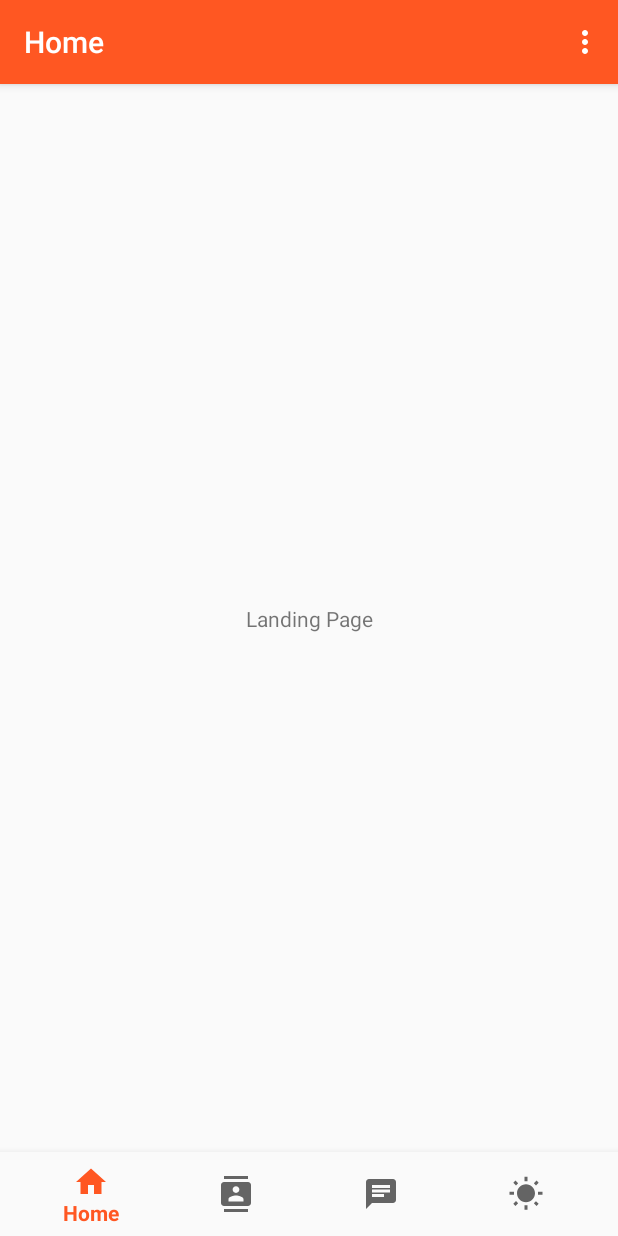
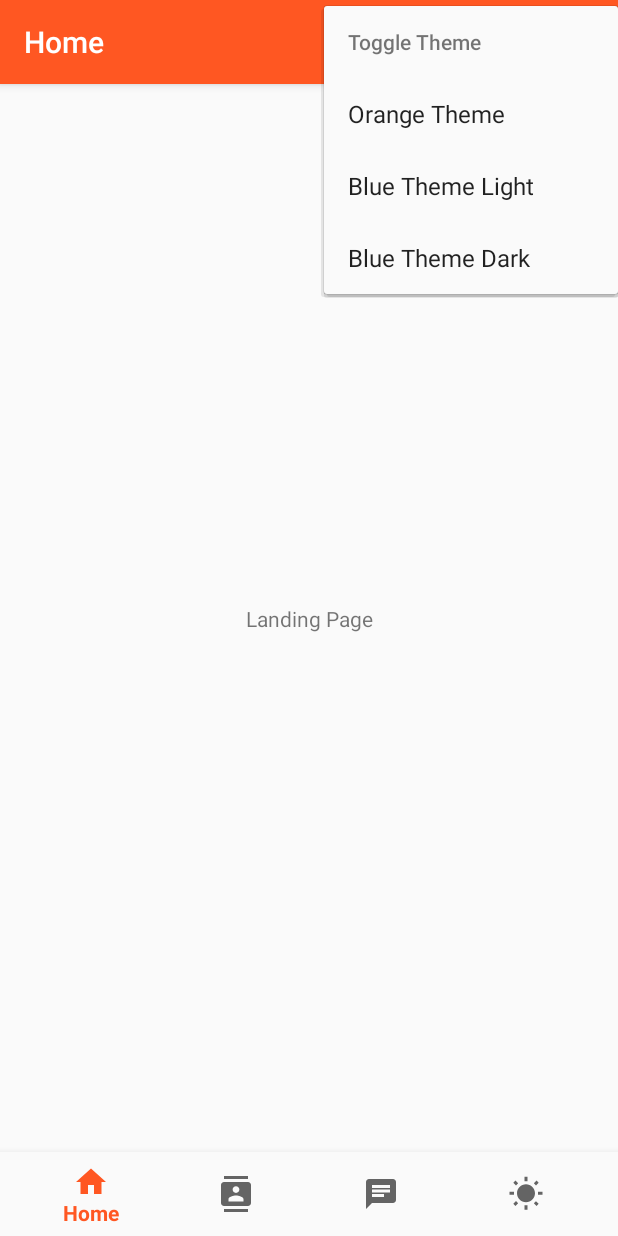
Before and after one commit to ajp54/Team-2-TCSS-450, an Android app: the MainActivity screen opened directly, with no data from a screen before it, in the options menu, after a tap on "Toggle Theme", on a phone screen of 412 x 824 dp. Run offline under Robolectric (Android 15) with nearby library versions, the phone set to English and light mode, and no system bars; our stand-ins replace navigation-ui.

Commit message:
Added theme change functionality Added Strings

```diff
--- a/app/src/main/AndroidManifest.xml
+++ b/app/src/main/AndroidManifest.xml
@@ -11,7 +11,7 @@
         android:label="@string/app_name"
         android:roundIcon="@mipmap/ic_launcher_round"
         android:supportsRtl="true"
-        android:theme="@style/AppTheme">
+        android:theme="@style/Base.Theme.App">
         <activity
             android:name=".MainActivity"></activity>
 
--- a/app/src/main/java/edu/uw/tcss450/chatapp/MainActivity.java
+++ b/app/src/main/java/edu/uw/tcss450/chatapp/MainActivity.java
@@ -7,6 +7,7 @@ import androidx.navigation.ui.AppBarConfiguration;
 import androidx.navigation.ui.NavigationUI;
 
 import android.content.Intent;
+import android.content.res.Resources;
 import android.os.Bundle;
 import android.view.Menu;
 import android.view.MenuItem;
@@ -15,6 +16,7 @@ import android.widget.EditText;
 import com.google.android.material.bottomnavigation.BottomNavigationView;
 
 import edu.uw.tcss450.chatapp.ui.home.signin.LoginFragmentDirections;
+import edu.uw.tcss450.chatapp.utils.ThemeChanger;
 
 /**
  * A simple {@link android.app.Activity} subclass.
@@ -26,8 +28,8 @@ public class MainActivity extends AppCompatActivity {
     @Override
     protected void onCreate(Bundle savedInstanceState) {
         super.onCreate(savedInstanceState);
+        ThemeChanger.onActivityCreateSetTheme(this);
         setContentView(R.layout.activity_main);
-        //
 
         BottomNavigationView navView = findViewById(R.id.nav_view); // Passing each menu ID as a set of Ids because each
         // menu should be considered as top level destinations.
@@ -35,6 +37,8 @@ public class MainActivity extends AppCompatActivity {
         NavController navController = Navigation.findNavController(this, R.id.nav_host_fragment);
         NavigationUI.setupActionBarWithNavController(this, navController, mAppBarConfiguration);
         NavigationUI.setupWithNavController(navView, navController);
+
+
     }
 
     @Override
@@ -43,17 +47,36 @@ public class MainActivity extends AppCompatActivity {
         return true;
     }
 
+
     @Override
     public boolean onOptionsItemSelected(MenuItem item) {
-        int id = item.getItemId();
-        if (id == R.id.action_toggleTheme) {
-            //TODO toggle colors Log.d("Toggle Theme", "Clicked"); return true;
-        } else if (id == R.id.action_changePassword) {
-            //TODO open a change password fragment Log.d("Change Password", "Clicked"); return true;
-        } else if(id == R.id.action_signOut) {
-            Intent intent = new Intent(this, AuthActivity.class);
-            startActivity(intent);
+        switch (item.getItemId()) {
+            case R.id.action_toggleTheme:
+                return true;
+
+            case R.id.action_changePassword:
+                //TODO open a change password fragment Log.d("Change Password", "Clicked"); return true;
+                return true;
+
+            case R.id.action_signOut:
+                Intent intent = new Intent(this, AuthActivity.class);
+                startActivity(intent);
+                return true;
+
+            case R.id.themeOrange:
+                ThemeChanger.changeTheme(this, ThemeChanger.THEME_ORANGE);
+                return true;
+
+            case R.id.themeBlueLight:
+                ThemeChanger.changeTheme(this, ThemeChanger.THEME_BLUE_LIGHT);
+                return true;
+
+            case R.id.themeBlueDark:
+                ThemeChanger.changeTheme(this, ThemeChanger.THEME_BLUE_DARK);
+                return true;
+
+            default:
+                return super.onOptionsItemSelected(item);
         }
-        return super.onOptionsItemSelected(item);
     }
 }
--- /dev/null
+++ b/app/src/main/java/edu/uw/tcss450/chatapp/utils/ThemeChanger.java
@@ -0,0 +1,54 @@
+package edu.uw.tcss450.chatapp.utils;
+
+import android.app.Activity;
+import android.content.Intent;
+import android.util.Log;
+
+import edu.uw.tcss450.chatapp.R;
+
+/**
+ * @author Bayley Cope
+ *
+ * A simple class that changes the theme of the app during runtime.
+ */
+public class ThemeChanger {
+
+    private static int mTheme;
+    public final static int THEME_ORANGE = 0;
+    public final static int THEME_BLUE_LIGHT = 1;
+    public final static int THEME_BLUE_DARK = 2;
+
+    /**
+     * Sets the theme to the one passed by the options menu
+     * then restarts the activity to change theme
+     *
+     * @param activity the activity
+     * @param theme the theme
+     */
+    public static void changeTheme(Activity activity, int theme) {
+        mTheme = theme;
+        activity.finish();
+        activity.startActivity(new Intent(activity, activity.getClass()));
+    }
+
+    /**
+     * Sets the theme according to the one assigned to mTheme
+     *
+     * @param activity the activity
+     */
+    public static void onActivityCreateSetTheme(Activity activity) {
+        switch(mTheme) {
+            case THEME_ORANGE:
+                activity.setTheme(R.style.Base_Theme_App);
+                break;
+            case THEME_BLUE_LIGHT:
+                activity.setTheme(R.style.Theme_App_BlueLight);
+                break;
+            case THEME_BLUE_DARK:
+                activity.setTheme(R.style.Theme_App_BlueDark);
+                Log.i("Dark Theme", "Clicked");
+                break;
+            default:
+        }
+    }
+}
--- a/app/src/main/res/layout/fragment_contacts_card.xml
+++ b/app/src/main/res/layout/fragment_contacts_card.xml
@@ -19,7 +19,7 @@
             android:id="@+id/text_pubdate"
             android:layout_width="0dp"
             android:layout_height="wrap_content"
-            android:background="@color/colorPrimary"
+            android:background="@color/orangeColorPrimary"
             android:paddingLeft="8dp"
             android:paddingTop="8dp"
             android:paddingRight="8dp"
@@ -81,7 +81,7 @@
             android:layout_height="wrap_content"
             android:layout_marginEnd="16dp"
             android:text="Send Message"
-            android:textColor="@color/colorAccent"
+            android:textColor="@color/orangeColorAccent"
             app:layout_constraintEnd_toEndOf="parent"
             app:layout_constraintTop_toBottomOf="@+id/text_preview"
             tools:visibility="visible" />
--- a/app/src/main/res/menu/toolbar.xml
+++ b/app/src/main/res/menu/toolbar.xml
@@ -5,16 +5,28 @@
     <item
         android:id="@+id/action_toggleTheme"
         android:orderInCategory="100"
-        android:title="Toggle Theme"
-        app:showAsAction="never" />
+        android:title="@string/toggle_theme"
+        app:showAsAction="never">
+        <menu>
+            <item
+                android:id="@+id/themeOrange"
+                android:title="@string/orange_theme"/>
+            <item
+                android:id="@+id/themeBlueLight"
+                android:title="@string/blue_theme_light"/>
+            <item
+                android:id="@+id/themeBlueDark"
+                android:title="@string/blue_theme_dark"/>
+        </menu>
+    </item>
     <item
         android:id="@+id/action_changePassword"
         android:orderInCategory="100"
-        android:title="Change Password"
+        android:title="@string/change_password"
         app:showAsAction="never" />
     <item
         android:id="@+id/action_signOut"
         android:orderInCategory="100"
-        android:title="Sign Out"
+        android:title="@string/sign_out"
         app:showAsAction="never" />
 </menu>
--- a/app/src/main/res/values/colors.xml
+++ b/app/src/main/res/values/colors.xml
@@ -1,16 +1,16 @@
 <?xml version="1.0" encoding="utf-8"?>
 <resources>
-    <color name="colorPrimary">#FF5722</color>
-    <color name="colorPrimaryDark">#E64A19</color>
-    <color name="colorAccent">#607D8B</color>
+    <color name="orangeColorPrimary">#FF5722</color>
+    <color name="orangeColorPrimaryDark">#E64A19</color>
+    <color name="orangeColorAccent">#607D8B</color>
 
-    <color name="colorPrimary1">#3F51B5</color>
-    <color name="colorPrimaryDark1">#303F9F</color>
-    <color name="colorAccent1">#E040FB</color>
+    <color name="blueLightColorPrimary">#3F51B5</color>
+    <color name="blueLightColorPrimaryDark">#303F9F</color>
+    <color name="blueLightColorAccent">#E040FB</color>
 
-    <color name="colorPrimary2">#673AB7</color>
-    <color name="colorPrimaryDark2">#512DA8</color>
-    <color name="colorAccent2">#536DFE</color>
+    <color name="blueDarkColorPrimary">#673AB7</color>
+    <color name="blueDarkColorPrimaryDark">#512DA8</color>
+    <color name="blueDarkColorAccent">#536DFE</color>
 
     <color name="colorOffWhite">#E9E9E9</color>
 </resources>
--- a/app/src/main/res/values/strings.xml
+++ b/app/src/main/res/values/strings.xml
@@ -37,5 +37,12 @@
     <string name="label_verify_email">Please Verify Your Email</string>
     <string name="label_continue">Continue</string>
 
+    <string name="toggle_theme">Toggle Theme</string>
+    <string name="change_password">Change Password</string>
+    <string name="sign_out">Sign Out</string>
+
+    <string name="orange_theme">Orange Theme</string>
+    <string name="blue_theme_light">Blue Theme Light</string>
+    <string name="blue_theme_dark">Blue Theme Dark</string>
 
 </resources>
--- a/app/src/main/res/values/styles.xml
+++ b/app/src/main/res/values/styles.xml
@@ -1,11 +1,20 @@
+
 <resources>
-
-    <!-- Base application theme. -->
-    <style name="AppTheme" parent="Theme.AppCompat.Light.DarkActionBar">
-        <!-- Customize your theme here. -->
-        <item name="colorPrimary">@color/colorPrimary</item>
-        <item name="colorPrimaryDark">@color/colorPrimaryDark</item>
-        <item name="colorAccent">@color/colorAccent</item>
+    <style name="Base.Theme.App" parent="Theme.AppCompat.Light.DarkActionBar">
+        <item name="colorPrimary">@color/orangeColorPrimary</item>
+        <item name="colorPrimaryDark">@color/orangeColorPrimaryDark</item>
+        <item name="colorAccent">@color/orangeColorAccent</item>
     </style>
 
+    <style name="Theme.App.BlueLight" parent="Base.Theme.App">
+        <item name="colorPrimary">@color/blueLightColorPrimary</item>
+        <item name="colorPrimaryDark">@color/blueLightColorPrimaryDark</item>-
+        <item name="colorAccent">@color/blueLightColorAccent</item>
+    </style>
+
+    <style name="Theme.App.BlueDark" parent="Theme.AppCompat">
+        <item name="colorPrimary">@color/blueDarkColorPrimary</item>
+        <item name="colorPrimaryDark">@color/blueDarkColorPrimaryDark</item>-
+        <item name="colorAccent">@color/blueDarkColorAccent</item>
+    </style>
 </resources>
```
